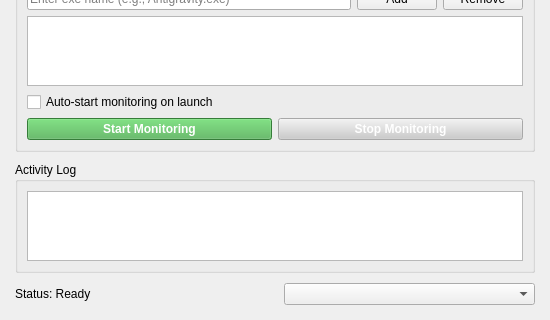
Old version of the form launcher/MainWindow.ui in the repository 4111y80y/OpenProxifier; both pictures show x 0 to 550 and y 268 to 588 of the 550 by 588 pixel window.
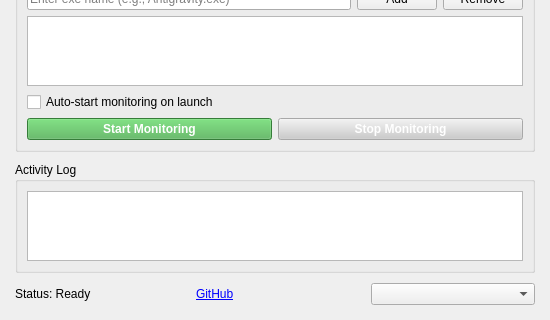
New version of the form.

Commit message:
Add GitHub link to status bar and create bilingual README
- Add clickable GitHub link in status bar
- Create comprehensive English README.md
- Create Chinese README_CN.md with language switcher

Diff of the .ui file:
```diff
--- a/launcher/MainWindow.ui
+++ b/launcher/MainWindow.ui
@@ -298,6 +298,16 @@
         </property>
        </spacer>
       </item>
+      <item>
+       <widget class="QLabel" name="githubLink">
+        <property name="text">
+         <string>&lt;a href="https://github.com/4111y80y/OpenProxifier"&gt;GitHub&lt;/a&gt;</string>
+        </property>
+        <property name="openExternalLinks">
+         <bool>true</bool>
+        </property>
+       </widget>
+      </item>
       <item>
        <widget class="QComboBox" name="languageCombo">
         <property name="minimumWidth">
```
The commit also changes 2 other files.
